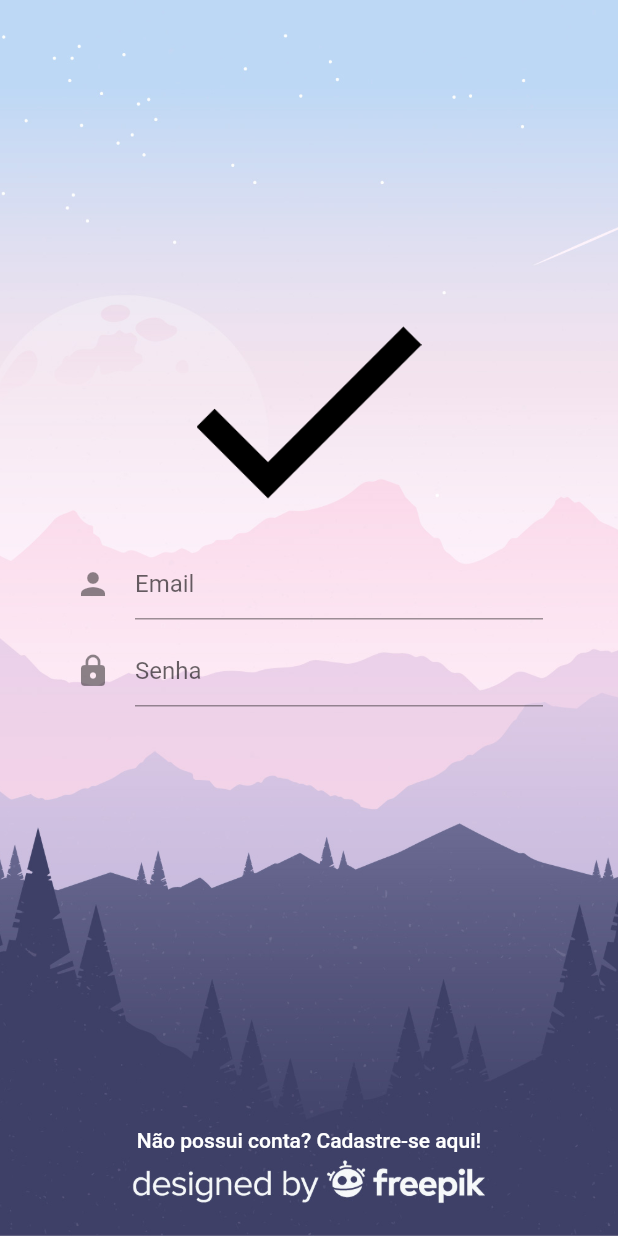
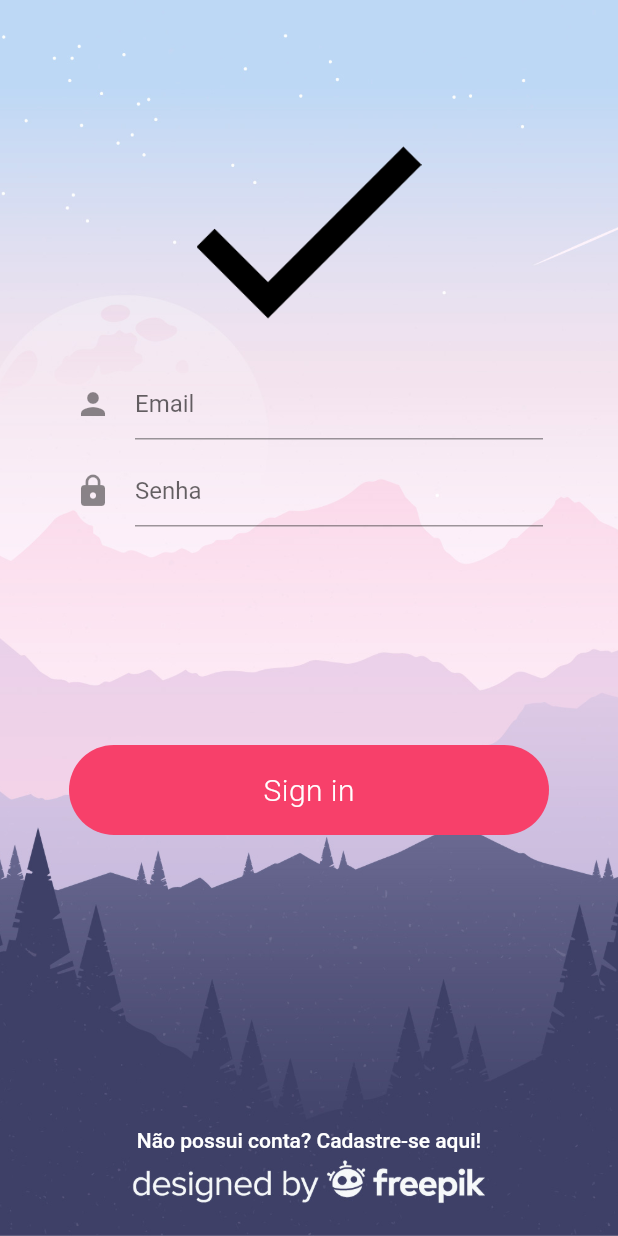
Before and after one commit to josechagas/LearningFlutter, a Flutter app: the screen it shows after launch, on a phone screen of 412 x 824 dp. Run offline on Flutter 3.47's test engine with Material 2 defaults, Android fonts, the phone set to English and light mode, and no system bars; our stand-ins replace carousel_pro, cloud_firestore, firebase_auth, firebase_storage, flare_flutter, google_sign_in and 6 more; missing offline and left inert: bloc_pattern, flutter_youtube, pedantic; accounts and stored records are empty; generated files the repository leaves out were written again.

Commit message:
finishing login animation

```diff
--- a/flutter_animations/lib/ui/login_page.dart
+++ b/flutter_animations/lib/ui/login_page.dart
@@ -1,19 +1,41 @@
 import 'package:flutter/cupertino.dart';
 import 'package:flutter/material.dart';
 import 'package:flutter_animations/ui/widgets/form_container.dart';
+import 'package:flutter_animations/ui/widgets/stagger_animation.dart';
+import 'package:flutter/scheduler.dart' show timeDilation;
 
 class LoginPage extends StatefulWidget {
   @override
   _LoginPageState createState() => _LoginPageState();
 }
 
-class _LoginPageState extends State<LoginPage> {
+class _LoginPageState extends State<LoginPage>  with SingleTickerProviderStateMixin {
+
+  AnimationController _animController;
+
+  @override
+  void initState() {
+    _animController =  AnimationController(
+        vsync: this,
+      duration: Duration(seconds: 2),
+    );
+    super.initState();
+  }
+
+  @override
+  void dispose() {
+    _animController.dispose();
+    super.dispose();
+  }
 
   @override
   Widget build(BuildContext context) {
+    timeDilation = 1;
     return Scaffold(
       body: SingleChildScrollView(
         child: Stack(
+          overflow: Overflow.visible,
+          alignment: Alignment(0,0.3),
           children: <Widget>[
             Image.asset(
               'images/background.jpg',
@@ -21,20 +43,26 @@ class _LoginPageState extends State<LoginPage> {
               width: MediaQuery.of(context).size.width,
               fit: BoxFit.cover,
             ),
-            Column(
+            Positioned(
+              top: 80,
+              left: 0,
+              right: 0,
+              child: Column(
+                mainAxisSize: MainAxisSize.min,
                 crossAxisAlignment: CrossAxisAlignment.stretch,
                 mainAxisAlignment: MainAxisAlignment.center,
                 children: <Widget>[
-                Padding(
-                  padding: EdgeInsets.only(top: 200, bottom: 10),
-                  child: Image.asset(
+                  Image.asset(
                     'images/tickicon.png',
                     fit: BoxFit.contain,
                     height: 150,
                   ),
+                  SizedBox(
+                    height: 10,
                   ),
                   FormContainer(),
                 ],
+              ),
             ),
             Positioned(
               left: 40,
@@ -47,7 +75,10 @@ class _LoginPageState extends State<LoginPage> {
                 textColor: Colors.white,
                 onPressed: (){},
               ),
-            )
+            ),
+            StaggerAnimation(
+              controller: _animController,
+            ),
           ],
         ),
       ),
--- /dev/null
+++ b/flutter_animations/lib/ui/widgets/stagger_animation.dart
@@ -0,0 +1,81 @@
+import 'package:flutter/material.dart';
+
+class StaggerAnimation extends StatelessWidget {
+  StaggerAnimation({this.controller, Key key})
+      : buttonSqueeze = Tween(begin: 320.0, end: 60.0).animate(
+          CurvedAnimation(
+              parent: controller,
+              curve: Interval(
+                  0, 0.150) //define quando comeca e quando termina em %
+              ),
+        ),
+        buttonZoomOut = Tween(begin: 0.0, end:1.0).animate(
+          CurvedAnimation(
+            parent: controller,
+            curve: Interval(0.5, 1, curve: Curves.fastLinearToSlowEaseIn),
+          ),
+        ),
+        super(key: key);
+
+  final AnimationController controller;
+  final Animation<double> buttonSqueeze;
+  final Animation<double> buttonZoomOut;
+
+  @override
+  Widget build(BuildContext context) {
+    return AnimatedBuilder(
+      animation: controller,
+      builder: _buildAnimation,
+    );
+  }
+
+  Widget _buildAnimation(BuildContext context, Widget child) {
+    final zoomOutHeight = buttonZoomOut.value*MediaQuery.of(context).size.height;
+    final zoomOutWidth = buttonZoomOut.value*MediaQuery.of(context).size.width;
+    final zoomSide = zoomOutWidth < zoomOutHeight ? zoomOutHeight : zoomOutWidth;
+
+    return InkWell(
+      child: zoomOutHeight <= 60
+          ? Container(
+              width: buttonSqueeze.value,
+              height: 60,
+              alignment: Alignment.center,
+              decoration: BoxDecoration(
+                color: Color.fromRGBO(247, 64, 106, 1),
+                borderRadius: BorderRadius.circular(30),
+              ),
+              child: _buildInside(context),
+            )
+          : Container(
+              width: zoomSide,
+              height: zoomSide,
+              decoration: BoxDecoration(
+                color: Color.fromRGBO(247, 64, 106, 1),
+                borderRadius: BorderRadius.circular(MediaQuery.of(context).size.height - MediaQuery.of(context).size.height*buttonZoomOut.value)
+              ),
+            ),
+      onTap: () {
+        controller.forward();
+      },
+    );
+  }
+
+  Widget _buildInside(BuildContext context) {
+    if (buttonSqueeze.value > 75) {
+      return Text(
+        'Sign in',
+        style: TextStyle(
+          color: Colors.white,
+          fontSize: 20,
+          fontWeight: FontWeight.w300,
+          letterSpacing: 0.3,
+        ),
+      );
+    } else {
+      return CircularProgressIndicator(
+        valueColor: AlwaysStoppedAnimation(Colors.white),
+        strokeWidth: 1,
+      );
+    }
+  }
+}
```
Lines whose indentation alone changed are shown as unchanged.
